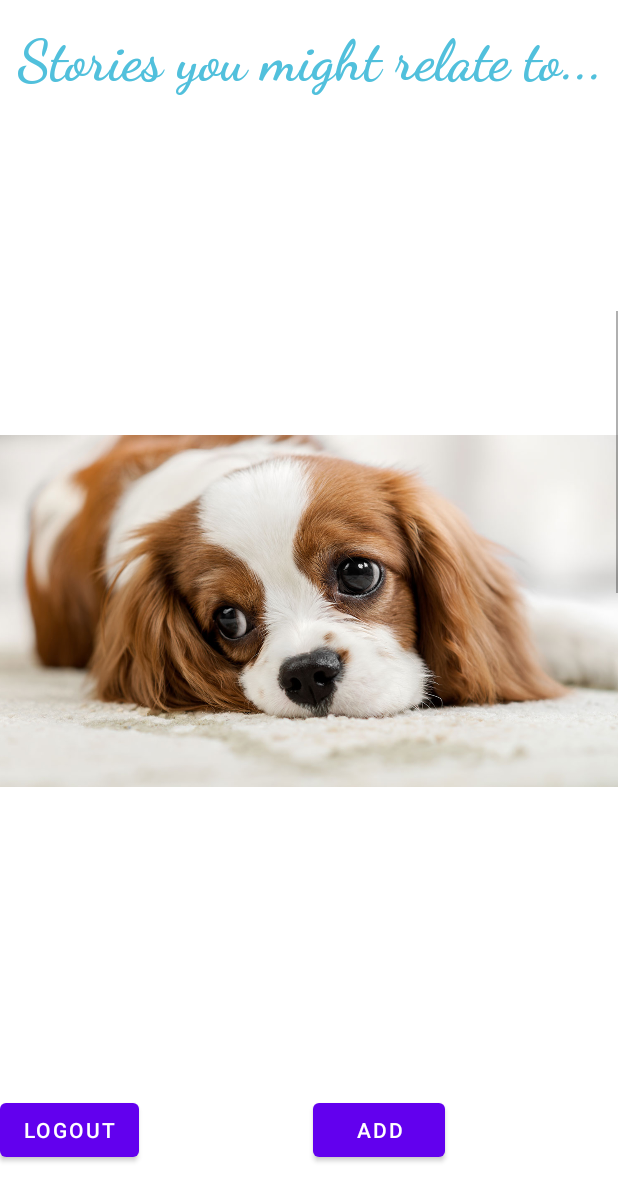
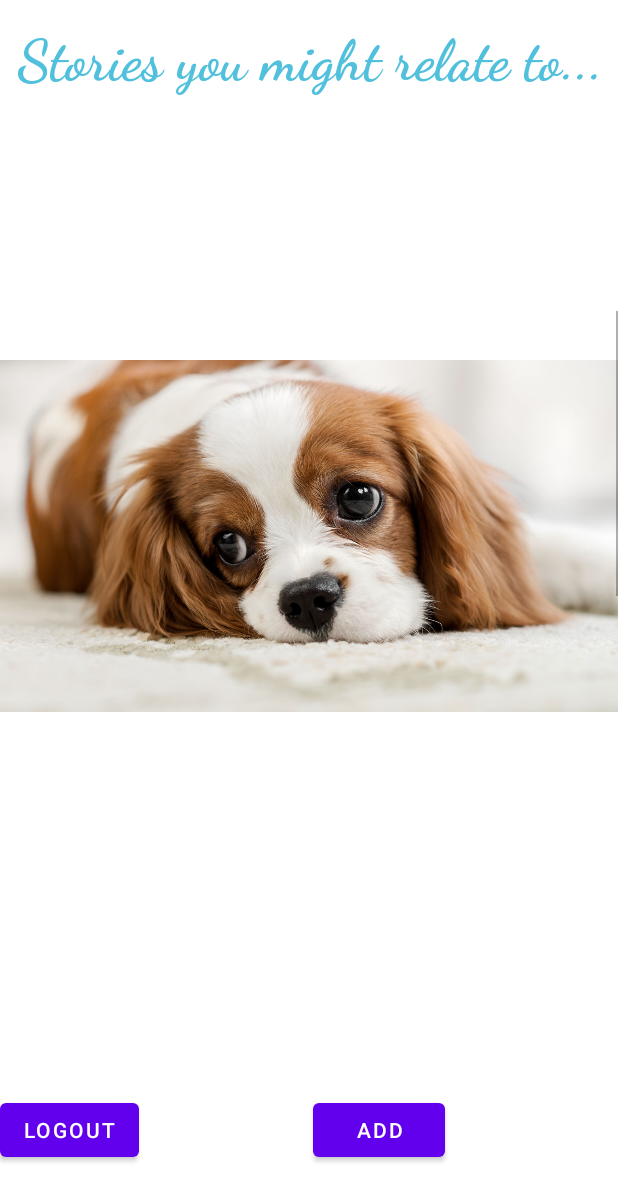
Before and after one commit to romibarel/Hackathon-, an Android app: the HomeActivity screen opened directly, with no data from a screen before it, on a phone screen of 412 x 824 dp. Shown: the top 1201 px of the screen. Run offline under Robolectric (Android 15) with nearby library versions, the light colour scheme and no system bars.

```diff
--- a/Hestory/app/src/main/java/com/example/hestory/ui/Source.java
+++ b/Hestory/app/src/main/java/com/example/hestory/Source.java
@@ -1,4 +1,4 @@
-package com.example.hestory.ui;
+package com.example.hestory;
 
 import com.google.gson.annotations.Expose;
 import com.google.gson.annotations.SerializedName;
--- a/Hestory/app/src/main/res/layout/activity_home.xml
+++ b/Hestory/app/src/main/res/layout/activity_home.xml
@@ -36,11 +36,21 @@
             android:layout_height="match_parent"
             android:orientation="vertical">
 
+            <FrameLayout
+                android:layout_width="wrap_content"
+                android:layout_height="301dp">
 
-            <ImageView
+                <ImageView
+                    android:layout_width="match_parent"
+                    android:layout_height="300dp"
+                    android:src="@drawable/doggy" />
+
+            </FrameLayout>
+
+
+            <FrameLayout
                 android:layout_width="match_parent"
-                android:layout_height="400dp"
-                android:src="@drawable/doggy" />
+                android:layout_height="86dp" />
 
             <ImageView
                 android:layout_width="match_parent"
```
Also changed, not shown: Hestory/app/src/main/res/drawable/daily.jpeg (added), Hestory/app/src/main/res/drawable/heroic.jpeg (added), Hestory/app/src/main/res/drawable/motivated.jpeg (added).
